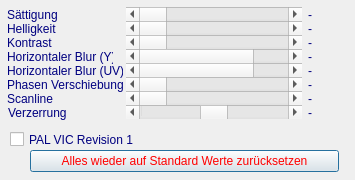
Old version of the form src/video_crt_setup_window.ui in the repository ThKattanek/emu64.
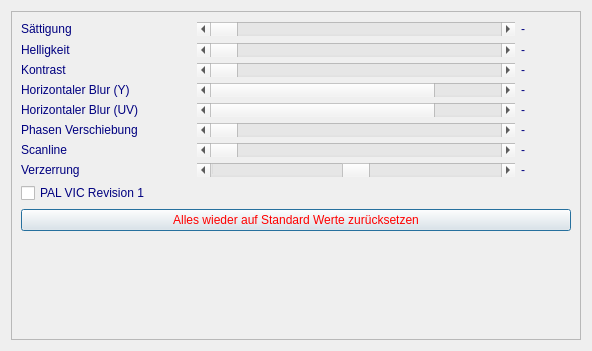
New version of the form.

Commit message: VideoCrtSetupWindow angepasst und speichern der Fenster Geometrie wieder entfernt

The edit to the form file:
```diff
--- a/src/video_crt_setup_window.ui
+++ b/src/video_crt_setup_window.ui
@@ -9,8 +9,8 @@
    <rect>
     <x>0</x>
     <y>0</y>
-    <width>355</width>
-    <height>180</height>
+    <width>592</width>
+    <height>351</height>
    </rect>
   </property>
   <property name="sizePolicy">
@@ -19,23 +19,6 @@
     <verstretch>0</verstretch>
    </sizepolicy>
   </property>
-  <property name="minimumSize">
-   <size>
-    <width>344</width>
-    <height>180</height>
-   </size>
-  </property>
-  <property name="maximumSize">
-   <size>
-    <width>360</width>
-    <height>180</height>
-   </size>
-  </property>
-  <property name="font">
-   <font>
-    <family>Arial</family>
-   </font>
-  </property>
   <property name="contextMenuPolicy">
    <enum>Qt::NoContextMenu</enum>
   </property>
@@ -57,24 +40,40 @@
   <property name="modal">
    <bool>false</bool>
   </property>
+  <layout class="QGridLayout" name="gridLayout">
+   <item row="0" column="0">
+    <widget class="QScrollArea" name="scrollArea">
+     <property name="widgetResizable">
+      <bool>true</bool>
+     </property>
+     <widget class="QWidget" name="scrollAreaWidgetContents">
+      <property name="geometry">
+       <rect>
+        <x>0</x>
+        <y>0</y>
+        <width>570</width>
+        <height>329</height>
+       </rect>
+      </property>
+      <layout class="QVBoxLayout" name="verticalLayout">
+       <item>
+        <layout class="QHBoxLayout" name="horizontalLayout">
+         <item>
   <widget class="QLabel" name="label">
    <property name="enabled">
     <bool>false</bool>
    </property>
-   <property name="geometry">
-    <rect>
-     <x>7</x>
-     <y>7</y>
-     <width>113</width>
-     <height>16</height>
-    </rect>
-   </property>
-   <property name="font">
-    <font>
-     <family>Arial</family>
-     <weight>50</weight>
-     <bold>false</bold>
-    </font>
+           <property name="sizePolicy">
+            <sizepolicy hsizetype="Fixed" vsizetype="Preferred">
+             <horstretch>0</horstretch>
+             <verstretch>0</verstretch>
+            </sizepolicy>
+           </property>
+           <property name="minimumSize">
+            <size>
+             <width>170</width>
+             <height>0</height>
+            </size>
    </property>
    <property name="toolTip">
     <string/>
@@ -89,21 +88,78 @@
     <string>Sättigung</string>
    </property>
   </widget>
+         </item>
+         <item>
+          <widget class="QScrollBar" name="saettigung_scroll">
+           <property name="enabled">
+            <bool>true</bool>
+           </property>
+           <property name="sizePolicy">
+            <sizepolicy hsizetype="Expanding" vsizetype="Fixed">
+             <horstretch>0</horstretch>
+             <verstretch>0</verstretch>
+            </sizepolicy>
+           </property>
+           <property name="focusPolicy">
+            <enum>Qt::StrongFocus</enum>
+           </property>
+           <property name="maximum">
+            <number>100</number>
+           </property>
+           <property name="orientation">
+            <enum>Qt::Horizontal</enum>
+           </property>
+          </widget>
+         </item>
+         <item>
+          <widget class="QLabel" name="saettigung_out">
+           <property name="enabled">
+            <bool>false</bool>
+           </property>
+           <property name="sizePolicy">
+            <sizepolicy hsizetype="Preferred" vsizetype="Preferred">
+             <horstretch>0</horstretch>
+             <verstretch>0</verstretch>
+            </sizepolicy>
+           </property>
+           <property name="minimumSize">
+            <size>
+             <width>50</width>
+             <height>16</height>
+            </size>
+           </property>
+           <property name="font">
+            <font>
+             <family>Arial</family>
+             <weight>50</weight>
+             <bold>false</bold>
+            </font>
+           </property>
+           <property name="styleSheet">
+            <string notr="true">color: rgb(0,0, 128);</string>
+           </property>
+           <property name="text">
+            <string notr="true">-</string>
+           </property>
+          </widget>
+         </item>
+        </layout>
+       </item>
+       <item>
+        <layout class="QHBoxLayout" name="horizontalLayout_2">
+         <item>
   <widget class="QLabel" name="label_2">
-   <property name="geometry">
-    <rect>
-     <x>7</x>
-     <y>21</y>
-     <width>113</width>
-     <height>16</height>
-    </rect>
-   </property>
-   <property name="font">
-    <font>
-     <family>Arial</family>
-     <weight>50</weight>
-     <bold>false</bold>
-    </font>
+           <property name="sizePolicy">
+            <sizepolicy hsizetype="Fixed" vsizetype="Preferred">
+             <horstretch>0</horstretch>
+             <verstretch>0</verstretch>
+            </sizepolicy>
+           </property>
+           <property name="minimumSize">
+            <size>
+             <width>170</width>
+             <height>0</height>
+            </size>
    </property>
    <property name="styleSheet">
     <string notr="true">color: rgb(0,0, 128);</string>
@@ -112,24 +168,73 @@
     <string>Helligkeit</string>
    </property>
   </widget>
+         </item>
+         <item>
+          <widget class="QScrollBar" name="helligkeit_scroll">
+           <property name="sizePolicy">
+            <sizepolicy hsizetype="Expanding" vsizetype="Fixed">
+             <horstretch>0</horstretch>
+             <verstretch>0</verstretch>
+            </sizepolicy>
+           </property>
+           <property name="focusPolicy">
+            <enum>Qt::StrongFocus</enum>
+           </property>
+           <property name="maximum">
+            <number>100</number>
+           </property>
+           <property name="orientation">
+            <enum>Qt::Horizontal</enum>
+           </property>
+          </widget>
+         </item>
+         <item>
+          <widget class="QLabel" name="helligkeit_out">
+           <property name="sizePolicy">
+            <sizepolicy hsizetype="Preferred" vsizetype="Preferred">
+             <horstretch>0</horstretch>
+             <verstretch>0</verstretch>
+            </sizepolicy>
+           </property>
+           <property name="minimumSize">
+            <size>
+             <width>50</width>
+             <height>0</height>
+            </size>
+           </property>
+           <property name="font">
+            <font>
+             <family>Arial</family>
+            </font>
+           </property>
+           <property name="styleSheet">
+            <string notr="true">color: rgb(0,0, 128);</string>
+           </property>
+           <property name="text">
+            <string notr="true">-</string>
+           </property>
+          </widget>
+         </item>
+        </layout>
+       </item>
+       <item>
+        <layout class="QHBoxLayout" name="horizontalLayout_3">
+         <item>
   <widget class="QLabel" name="label_3">
    <property name="enabled">
     <bool>false</bool>
    </property>
-   <property name="geometry">
-    <rect>
-     <x>7</x>
-     <y>35</y>
-     <width>113</width>
-     <height>16</height>
-    </rect>
-   </property>
-   <property name="font">
-    <font>
-     <family>Arial</family>
-     <weight>50</weight>
-     <bold>false</bold>
-    </font>
+           <property name="sizePolicy">
+            <sizepolicy hsizetype="Fixed" vsizetype="Preferred">
+             <horstretch>0</horstretch>
+             <verstretch>0</verstretch>
+            </sizepolicy>
+           </property>
+           <property name="minimumSize">
+            <size>
+             <width>170</width>
+             <height>0</height>
+            </size>
    </property>
    <property name="styleSheet">
     <string notr="true">color: rgb(0,0, 128);</string>
@@ -138,21 +243,79 @@
     <string>Kontrast</string>
    </property>
   </widget>
+         </item>
+         <item>
+          <widget class="QScrollBar" name="kontrast_scroll">
+           <property name="enabled">
+            <bool>true</bool>
+           </property>
+           <property name="sizePolicy">
+            <sizepolicy hsizetype="Expanding" vsizetype="Fixed">
+             <horstretch>0</horstretch>
+             <verstretch>0</verstretch>
+            </sizepolicy>
+           </property>
+           <property name="focusPolicy">
+            <enum>Qt::StrongFocus</enum>
+           </property>
+           <property name="minimum">
+            <number>0</number>
+           </property>
+           <property name="maximum">
+            <number>100</number>
+           </property>
+           <property name="orientation">
+            <enum>Qt::Horizontal</enum>
+           </property>
+          </widget>
+         </item>
+         <item>
+          <widget class="QLabel" name="kontrast_out">
+           <property name="enabled">
+            <bool>false</bool>
+           </property>
+           <property name="sizePolicy">
+            <sizepolicy hsizetype="Preferred" vsizetype="Preferred">
+             <horstretch>0</horstretch>
+             <verstretch>0</verstretch>
+            </sizepolicy>
+           </property>
+           <property name="minimumSize">
+            <size>
+             <width>50</width>
+             <height>0</height>
+            </size>
+           </property>
+           <property name="font">
+            <font>
+             <family>Arial</family>
+            </font>
+           </property>
+           <property name="styleSheet">
+            <string notr="true">color: rgb(0,0, 128);</string>
+           </property>
+           <property name="text">
+            <string notr="true">-</string>
+           </property>
+          </widget>
+         </item>
+        </layout>
+       </item>
+       <item>
+        <layout class="QHBoxLayout" name="horizontalLayout_4">
+         <item>
   <widget class="QLabel" name="label_4">
-   <property name="geometry">
-    <rect>
-     <x>7</x>
-     <y>49</y>
-     <width>106</width>
-     <height>16</height>
-    </rect>
-   </property>
-   <property name="font">
-    <font>
-     <family>Arial</family>
-     <weight>50</weight>
-     <bold>false</bold>
-    </font>
+           <property name="sizePolicy">
+            <sizepolicy hsizetype="Fixed" vsizetype="Preferred">
+             <horstretch>0</horstretch>
+             <verstretch>0</verstretch>
+            </sizepolicy>
+           </property>
+           <property name="minimumSize">
+            <size>
+             <width>170</width>
+             <height>0</height>
+            </size>
    </property>
    <property name="styleSheet">
     <string notr="true">color: rgb(0,0, 128);</string>
@@ -161,21 +324,73 @@
     <string>Horizontaler Blur (Y)</string>
    </property>
   </widget>
+         </item>
+         <item>
+          <widget class="QScrollBar" name="horblurY_scroll">
+           <property name="sizePolicy">
+            <sizepolicy hsizetype="Expanding" vsizetype="Fixed">
+             <horstretch>0</horstretch>
+             <verstretch>0</verstretch>
+            </sizepolicy>
+           </property>
+           <property name="focusPolicy">
+            <enum>Qt::StrongFocus</enum>
+           </property>
+           <property name="minimum">
+            <number>1</number>
+           </property>
+           <property name="maximum">
+            <number>4</number>
+           </property>
+           <property name="orientation">
+            <enum>Qt::Horizontal</enum>
+           </property>
+          </widget>
+         </item>
+         <item>
+          <widget class="QLabel" name="horblurY_out">
+           <property name="sizePolicy">
+            <sizepolicy hsizetype="Fixed" vsizetype="Preferred">
+             <horstretch>0</horstretch>
+             <verstretch>0</verstretch>
+            </sizepolicy>
+           </property>
+           <property name="minimumSize">
+            <size>
+             <width>50</width>
+             <height>0</height>
+            </size>
+           </property>
+           <property name="font">
+            <font>
+             <family>Arial</family>
+            </font>
+           </property>
+           <property name="styleSheet">
+            <string notr="true">color: rgb(0,0, 128);</string>
+           </property>
+           <property name="text">
+            <string notr="true">-</string>
+           </property>
+          </widget>
+         </item>
+        </layout>
+       </item>
+       <item>
+        <layout class="QHBoxLayout" name="horizontalLayout_5">
+         <item>
   <widget class="QLabel" name="label_5">
-   <property name="geometry">
-    <rect>
-     <x>7</x>
-     <y>63</y>
-     <width>116</width>
-     <height>16</height>
-    </rect>
-   </property>
-   <property name="font">
-    <font>
-     <family>Arial</family>
-     <weight>50</weight>
-     <bold>false</bold>
-    </font>
+           <property name="sizePolicy">
+            <sizepolicy hsizetype="Fixed" vsizetype="Preferred">
+             <horstretch>0</horstretch>
+             <verstretch>0</verstretch>
+            </sizepolicy>
+           </property>
+           <property name="minimumSize">
+            <size>
+             <width>170</width>
+             <height>0</height>
+            </size>
    </property>
    <property name="styleSheet">
     <string notr="true">color: rgb(0,0, 128);</string>
@@ -184,21 +399,73 @@
     <string>Horizontaler Blur (UV)</string>
    </property>
   </widget>
+         </item>
+         <item>
+          <widget class="QScrollBar" name="horblurUV_scroll">
+           <property name="sizePolicy">
+            <sizepolicy hsizetype="Expanding" vsizetype="Fixed">
+             <horstretch>0</horstretch>
+             <verstretch>0</verstretch>
+            </sizepolicy>
+           </property>
+           <property name="focusPolicy">
+            <enum>Qt::StrongFocus</enum>
+           </property>
+           <property name="minimum">
+            <number>1</number>
+           </property>
+           <property name="maximum">
+            <number>4</number>
+           </property>
+           <property name="orientation">
+            <enum>Qt::Horizontal</enum>
+           </property>
+          </widget>
+         </item>
+         <item>
+          <widget class="QLabel" name="horblurUV_out">
+           <property name="sizePolicy">
+            <sizepolicy hsizetype="Preferred" vsizetype="Preferred">
+             <horstretch>0</horstretch>
+             <verstretch>0</verstretch>
+            </sizepolicy>
+           </property>
+           <property name="minimumSize">
+            <size>
+             <width>50</width>
+             <height>0</height>
+            </size>
+           </property>
+           <property name="font">
+            <font>
+             <family>Arial</family>
+            </font>
+           </property>
+           <property name="styleSheet">
+            <string notr="true">color: rgb(0,0, 128);</string>
+           </property>
+           <property name="text">
+            <string notr="true">-</string>
+           </property>
+          </widget>
+         </item>
+        </layout>
+       </item>
+       <item>
+        <layout class="QHBoxLayout" name="horizontalLayout_6">
+         <item>
   <widget class="QLabel" name="label_6">
-   <property name="geometry">
-    <rect>
-     <x>7</x>
-     <y>77</y>
-     <width>116</width>
-     <height>16</height>
-    </rect>
-   </property>
-   <property name="font">
-    <font>
-     <family>Arial</family>
-     <weight>50</weight>
-     <bold>false</bold>
-    </font>
+           <property name="sizePolicy">
+            <sizepolicy hsizetype="Fixed" vsizetype="Preferred">
+             <horstretch>0</horstretch>
+             <verstretch>0</verstretch>
+            </sizepolicy>
+           </property>
+           <property name="minimumSize">
+            <size>
+             <width>170</width>
+             <height>0</height>
+            </size>
    </property>
    <property name="styleSheet">
     <string notr="true">color: rgb(0,0, 128);</string>
@@ -207,147 +474,14 @@
     <string>Phasen Verschiebung</string>
    </property>
   </widget>
-  <widget class="QLabel" name="label_7">
-   <property name="geometry">
-    <rect>
-     <x>7</x>
-     <y>91</y>
-     <width>101</width>
-     <height>16</height>
-    </rect>
-   </property>
-   <property name="font">
-    <font>
-     <family>Arial</family>
-     <weight>50</weight>
-     <bold>false</bold>
-    </font>
-   </property>
-   <property name="styleSheet">
-    <string notr="true">color: rgb(0,0, 128);</string>
-   </property>
-   <property name="text">
-    <string>Scanline</string>
-   </property>
-  </widget>
-  <widget class="QScrollBar" name="helligkeit_scroll">
-   <property name="geometry">
-    <rect>
-     <x>126</x>
-     <y>21</y>
-     <width>176</width>
-     <height>14</height>
-    </rect>
-   </property>
-   <property name="focusPolicy">
-    <enum>Qt::StrongFocus</enum>
-   </property>
-   <property name="maximum">
-    <number>100</number>
-   </property>
-   <property name="orientation">
-    <enum>Qt::Horizontal</enum>
-   </property>
-  </widget>
-  <widget class="QScrollBar" name="saettigung_scroll">
-   <property name="enabled">
-    <bool>true</bool>
-   </property>
-   <property name="geometry">
-    <rect>
-     <x>126</x>
-     <y>7</y>
-     <width>176</width>
-     <height>14</height>
-    </rect>
-   </property>
-   <property name="focusPolicy">
-    <enum>Qt::StrongFocus</enum>
-   </property>
-   <property name="maximum">
-    <number>100</number>
-   </property>
-   <property name="orientation">
-    <enum>Qt::Horizontal</enum>
-   </property>
-  </widget>
-  <widget class="QScrollBar" name="kontrast_scroll">
-   <property name="enabled">
-    <bool>true</bool>
-   </property>
-   <property name="geometry">
-    <rect>
-     <x>126</x>
-     <y>35</y>
-     <width>176</width>
-     <height>14</height>
-    </rect>
-   </property>
-   <property name="focusPolicy">
-    <enum>Qt::StrongFocus</enum>
-   </property>
-   <property name="minimum">
-    <number>0</number>
-   </property>
-   <property name="maximum">
-    <number>100</number>
-   </property>
-   <property name="orientation">
-    <enum>Qt::Horizontal</enum>
-   </property>
-  </widget>
-  <widget class="QScrollBar" name="horblurY_scroll">
-   <property name="geometry">
-    <rect>
-     <x>126</x>
-     <y>49</y>
-     <width>176</width>
-     <height>14</height>
-    </rect>
-   </property>
-   <property name="focusPolicy">
-    <enum>Qt::StrongFocus</enum>
-   </property>
-   <property name="minimum">
-    <number>1</number>
-   </property>
-   <property name="maximum">
-    <number>4</number>
-   </property>
-   <property name="orientation">
-    <enum>Qt::Horizontal</enum>
-   </property>
-  </widget>
-  <widget class="QScrollBar" name="horblurUV_scroll">
-   <property name="geometry">
-    <rect>
-     <x>126</x>
-     <y>63</y>
-     <width>176</width>
-     <height>14</height>
-    </rect>
-   </property>
-   <property name="focusPolicy">
-    <enum>Qt::StrongFocus</enum>
-   </property>
-   <property name="minimum">
-    <number>1</number>
-   </property>
-   <property name="maximum">
-    <number>4</number>
-   </property>
-   <property name="orientation">
-    <enum>Qt::Horizontal</enum>
-   </property>
-  </widget>
+         </item>
+         <item>
   <widget class="QScrollBar" name="phase_scroll">
-   <property name="geometry">
-    <rect>
-     <x>126</x>
-     <y>77</y>
-     <width>176</width>
-     <height>14</height>
-    </rect>
+           <property name="sizePolicy">
+            <sizepolicy hsizetype="Expanding" vsizetype="Fixed">
+             <horstretch>0</horstretch>
+             <verstretch>0</verstretch>
+            </sizepolicy>
    </property>
    <property name="focusPolicy">
     <enum>Qt::StrongFocus</enum>
@@ -359,152 +493,20 @@
     <enum>Qt::Horizontal</enum>
    </property>
   </widget>
-  <widget class="QScrollBar" name="scanline_scroll">
-   <property name="geometry">
-    <rect>
-     <x>126</x>
-     <y>91</y>
-     <width>176</width>
-     <height>14</height>
-    </rect>
-   </property>
-   <property name="focusPolicy">
-    <enum>Qt::StrongFocus</enum>
-   </property>
-   <property name="maximum">
-    <number>100</number>
-   </property>
-   <property name="orientation">
-    <enum>Qt::Horizontal</enum>
-   </property>
-  </widget>
-  <widget class="QLabel" name="saettigung_out">
-   <property name="enabled">
-    <bool>false</bool>
-   </property>
-   <property name="geometry">
-    <rect>
-     <x>308</x>
-     <y>7</y>
-     <width>43</width>
-     <height>16</height>
-    </rect>
-   </property>
-   <property name="minimumSize">
-    <size>
-     <width>36</width>
-     <height>16</height>
-    </size>
-   </property>
-   <property name="font">
-    <font>
-     <family>Arial</family>
-     <weight>50</weight>
-     <bold>false</bold>
-    </font>
-   </property>
-   <property name="styleSheet">
-    <string notr="true">color: rgb(0,0, 128);</string>
-   </property>
-   <property name="text">
-    <string notr="true">-</string>
-   </property>
-  </widget>
-  <widget class="QLabel" name="helligkeit_out">
-   <property name="geometry">
-    <rect>
-     <x>308</x>
-     <y>21</y>
-     <width>43</width>
-     <height>16</height>
-    </rect>
-   </property>
-   <property name="font">
-    <font>
-     <family>Arial</family>
-    </font>
-   </property>
-   <property name="styleSheet">
-    <string notr="true">color: rgb(0,0, 128);</string>
-   </property>
-   <property name="text">
-    <string notr="true">-</string>
-   </property>
-  </widget>
-  <widget class="QLabel" name="kontrast_out">
-   <property name="enabled">
-    <bool>false</bool>
-   </property>
-   <property name="geometry">
-    <rect>
-     <x>308</x>
-     <y>35</y>
-     <width>43</width>
-     <height>16</height>
-    </rect>
-   </property>
-   <property name="font">
-    <font>
-     <family>Arial</family>
-    </font>
-   </property>
-   <property name="styleSheet">
-    <string notr="true">color: rgb(0,0, 128);</string>
-   </property>
-   <property name="text">
-    <string notr="true">-</string>
-   </property>
-  </widget>
-  <widget class="QLabel" name="horblurY_out">
-   <property name="geometry">
-    <rect>
-     <x>308</x>
-     <y>49</y>
-     <width>43</width>
-     <height>16</height>
-    </rect>
-   </property>
-   <property name="font">
-    <font>
-     <family>Arial</family>
-    </font>
-   </property>
-   <property name="styleSheet">
-    <string notr="true">color: rgb(0,0, 128);</string>
-   </property>
-   <property name="text">
-    <string notr="true">-</string>
-   </property>
-  </widget>
-  <widget class="QLabel" name="horblurUV_out">
-   <property name="geometry">
-    <rect>
-     <x>308</x>
-     <y>63</y>
-     <width>43</width>
-     <height>16</height>
-    </rect>
-   </property>
-   <property name="font">
-    <font>
-     <family>Arial</family>
-    </font>
-   </property>
-   <property name="styleSheet">
-    <string notr="true">color: rgb(0,0, 128);</string>
-   </property>
-   <property name="text">
-    <string notr="true">-</string>
-   </property>
-  </widget>
+         </item>
+         <item>
   <widget class="QLabel" name="phase_out">
-   <property name="geometry">
-    <rect>
-     <x>308</x>
-     <y>77</y>
-     <width>43</width>
-     <height>16</height>
-    </rect>
+           <property name="sizePolicy">
+            <sizepolicy hsizetype="Preferred" vsizetype="Preferred">
+             <horstretch>0</horstretch>
+             <verstretch>0</verstretch>
+            </sizepolicy>
+           </property>
+           <property name="minimumSize">
+            <size>
+             <width>50</width>
+             <height>0</height>
+            </size>
    </property>
    <property name="font">
     <font>
@@ -518,14 +520,65 @@
     <string notr="true">-</string>
    </property>
   </widget>
+         </item>
+        </layout>
+       </item>
+       <item>
+        <layout class="QHBoxLayout" name="horizontalLayout_7">
+         <item>
+          <widget class="QLabel" name="label_7">
+           <property name="sizePolicy">
+            <sizepolicy hsizetype="Fixed" vsizetype="Preferred">
+             <horstretch>0</horstretch>
+             <verstretch>0</verstretch>
+            </sizepolicy>
+           </property>
+           <property name="minimumSize">
+            <size>
+             <width>170</width>
+             <height>0</height>
+            </size>
+           </property>
+           <property name="styleSheet">
+            <string notr="true">color: rgb(0,0, 128);</string>
+           </property>
+           <property name="text">
+            <string>Scanline</string>
+           </property>
+          </widget>
+         </item>
+         <item>
+          <widget class="QScrollBar" name="scanline_scroll">
+           <property name="sizePolicy">
+            <sizepolicy hsizetype="Expanding" vsizetype="Fixed">
+             <horstretch>0</horstretch>
+             <verstretch>0</verstretch>
+            </sizepolicy>
+           </property>
+           <property name="focusPolicy">
+            <enum>Qt::StrongFocus</enum>
+           </property>
+           <property name="maximum">
+            <number>100</number>
+           </property>
+           <property name="orientation">
+            <enum>Qt::Horizontal</enum>
+           </property>
+          </widget>
+         </item>
+         <item>
   <widget class="QLabel" name="scanline_out">
-   <property name="geometry">
-    <rect>
-     <x>308</x>
-     <y>91</y>
-     <width>43</width>
-     <height>16</height>
-    </rect>
+           <property name="sizePolicy">
+            <sizepolicy hsizetype="Preferred" vsizetype="Preferred">
+             <horstretch>0</horstretch>
+             <verstretch>0</verstretch>
+            </sizepolicy>
+           </property>
+           <property name="minimumSize">
+            <size>
+             <width>50</width>
+             <height>0</height>
+            </size>
    </property>
    <property name="font">
     <font>
@@ -539,40 +592,24 @@
     <string notr="true">-</string>
    </property>
   </widget>
-  <widget class="QPushButton" name="Reset">
-   <property name="geometry">
-    <rect>
-     <x>30</x>
-     <y>150</y>
-     <width>309</width>
-     <height>22</height>
-    </rect>
-   </property>
-   <property name="font">
-    <font>
-     <family>Arial</family>
-     <weight>50</weight>
-     <bold>false</bold>
-    </font>
-   </property>
-   <property name="focusPolicy">
-    <enum>Qt::TabFocus</enum>
-   </property>
-   <property name="styleSheet">
-    <string notr="true">color: rgb(255, 0, 0);</string>
-   </property>
-   <property name="text">
-    <string>Alles wieder auf Standard Werte zurücksetzen</string>
-   </property>
-  </widget>
+         </item>
+        </layout>
+       </item>
+       <item>
+        <layout class="QHBoxLayout" name="horizontalLayout_8">
+         <item>
   <widget class="QLabel" name="label_8">
-   <property name="geometry">
-    <rect>
-     <x>8</x>
-     <y>105</y>
-     <width>65</width>
-     <height>16</height>
-    </rect>
+           <property name="sizePolicy">
+            <sizepolicy hsizetype="Fixed" vsizetype="Preferred">
+             <horstretch>0</horstretch>
+             <verstretch>0</verstretch>
+            </sizepolicy>
+           </property>
+           <property name="minimumSize">
+            <size>
+             <width>170</width>
+             <height>0</height>
+            </size>
    </property>
    <property name="styleSheet">
     <string notr="true">color: rgb(0,0, 128);</string>
@@ -581,14 +618,14 @@
     <string>Verzerrung</string>
    </property>
   </widget>
+         </item>
+         <item>
   <widget class="QScrollBar" name="distortion_scroll">
-   <property name="geometry">
-    <rect>
-     <x>126</x>
-     <y>105</y>
-     <width>176</width>
-     <height>14</height>
-    </rect>
+           <property name="sizePolicy">
+            <sizepolicy hsizetype="Expanding" vsizetype="Fixed">
+             <horstretch>0</horstretch>
+             <verstretch>0</verstretch>
+            </sizepolicy>
    </property>
    <property name="maximum">
     <number>200</number>
@@ -600,14 +637,20 @@
     <enum>Qt::Horizontal</enum>
    </property>
   </widget>
+         </item>
+         <item>
   <widget class="QLabel" name="distortion_out">
-   <property name="geometry">
-    <rect>
-     <x>308</x>
-     <y>105</y>
-     <width>43</width>
-     <height>16</height>
-    </rect>
+           <property name="sizePolicy">
+            <sizepolicy hsizetype="Preferred" vsizetype="Preferred">
+             <horstretch>0</horstretch>
+             <verstretch>0</verstretch>
+            </sizepolicy>
+           </property>
+           <property name="minimumSize">
+            <size>
+             <width>50</width>
+             <height>0</height>
+            </size>
    </property>
    <property name="font">
     <font>
@@ -621,15 +664,11 @@
     <string notr="true">-</string>
    </property>
   </widget>
+         </item>
+        </layout>
+       </item>
+       <item>
   <widget class="QCheckBox" name="FirstVicRevision">
-   <property name="geometry">
-    <rect>
-     <x>10</x>
-     <y>130</y>
-     <width>141</width>
-     <height>19</height>
-    </rect>
-   </property>
    <property name="toolTip">
     <string>&lt;html&gt;&lt;head/&gt;&lt;body&gt;&lt;p&gt;Schaltet auf die allererste PAL VIC II Version um. Diese hatte lediglich 5 Luminanz Abstufungen, die nachfolgenden hatten dann 9.&lt;/p&gt;&lt;/body&gt;&lt;/html&gt;</string>
    </property>
@@ -640,6 +679,45 @@
     <string>PAL VIC Revision 1</string>
    </property>
   </widget>
+       </item>
+       <item>
+        <widget class="QPushButton" name="Reset">
+         <property name="font">
+          <font>
+           <family>Arial</family>
+           <weight>50</weight>
+           <bold>false</bold>
+          </font>
+         </property>
+         <property name="focusPolicy">
+          <enum>Qt::TabFocus</enum>
+         </property>
+         <property name="styleSheet">
+          <string notr="true">color: rgb(255, 0, 0);</string>
+         </property>
+         <property name="text">
+          <string>Alles wieder auf Standard Werte zurücksetzen</string>
+         </property>
+        </widget>
+       </item>
+       <item>
+        <spacer name="verticalSpacer">
+         <property name="orientation">
+          <enum>Qt::Vertical</enum>
+         </property>
+         <property name="sizeHint" stdset="0">
+          <size>
+           <width>20</width>
+           <height>40</height>
+          </size>
+         </property>
+        </spacer>
+       </item>
+      </layout>
+     </widget>
+    </widget>
+   </item>
+  </layout>
  </widget>
  <tabstops>
   <tabstop>saettigung_scroll</tabstop>
```
Lines whose indentation alone changed are shown as unchanged. The commit also changes 1 other file.
